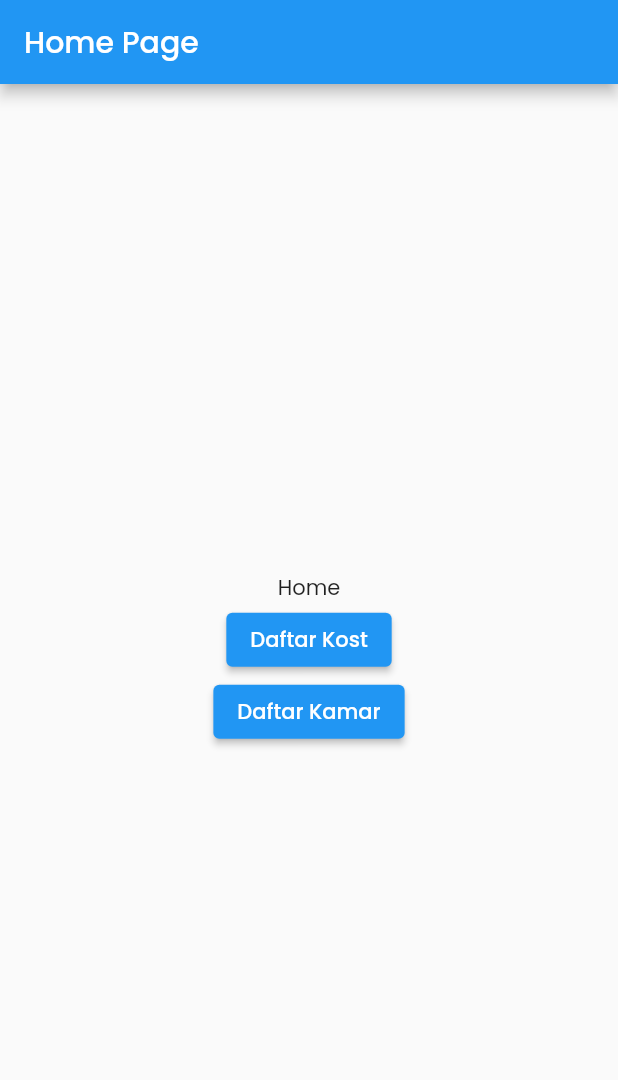
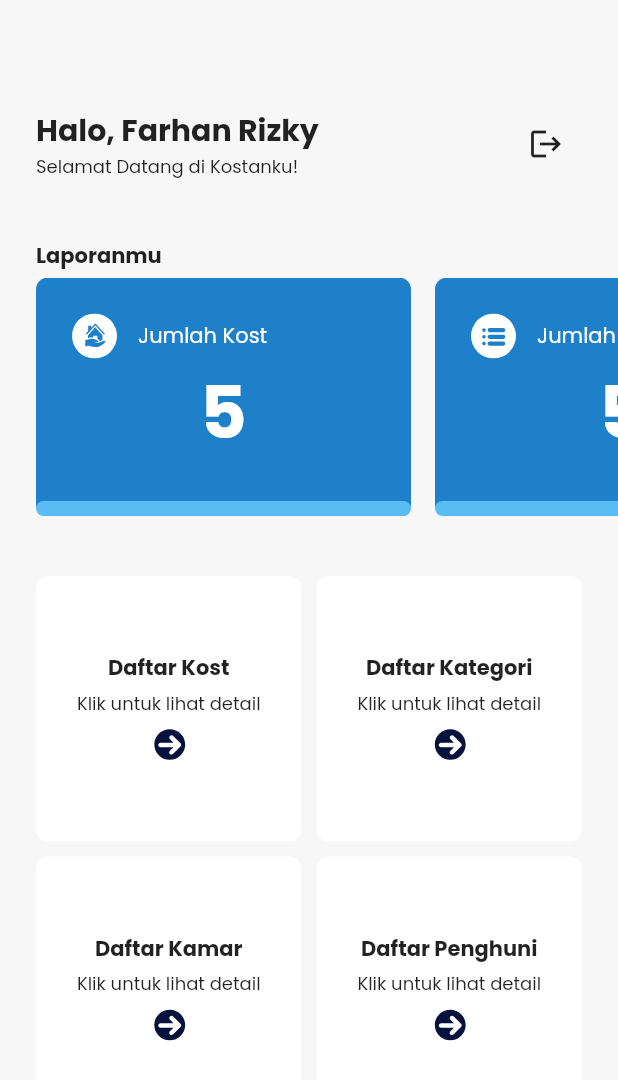
Before and after one commit to imamfirdaus-if/kostanku, a Flutter app: the screen it shows after launch, on a phone screen of 412 x 824 dp. Shown: the top 1080 px of the screen. Run offline on Flutter 3.47's test engine with Material 2 defaults, Android fonts, the light colour scheme and no system bars; our stand-ins replace flutter_svg, google_fonts, iconly.

Commit message:
customize homescreen

```diff
--- a/kostanku/lib/HomePage.dart
+++ /dev/null
@@ -1,44 +0,0 @@
-import 'package:flutter/material.dart';
-import 'package:kostanku/modules/Kamar/views/list_dataKamar_view.dart';
-import 'package:kostanku/modules/kost/views/list_kost_view.dart';
-
-class HomePage extends StatelessWidget {
-  @override
-  Widget build(BuildContext context) {
-    return Scaffold(
-      appBar: AppBar(
-        title: Text('Home Page'),
-      ),
-      body: Center(
-        child: Column(
-          mainAxisAlignment: MainAxisAlignment.center,
-          children: [
-            Text('Home'),
-            ElevatedButton(
-              onPressed: () {
-                Navigator.push(
-                  context,
-                  MaterialPageRoute(
-                    builder: (context) => const ListKostView(),
-                  ),
-                );
-              },
-              child: Text('Daftar Kost'),
-            ),
-            ElevatedButton(
-              onPressed: () {
-                Navigator.push(
-                  context,
-                  MaterialPageRoute(
-                    builder: (context) => const ListDataKamar(),
-                  ),
-                );
-              },
-              child: Text('Daftar Kamar'),
-            ),
-          ],
-        ),
-      ),
-    );
-  }
-}
--- a/kostanku/lib/main.dart
+++ b/kostanku/lib/main.dart
@@ -1,6 +1,17 @@
 import 'package:flutter/material.dart';
 import 'package:google_fonts/google_fonts.dart';
 import 'package:kostanku/modules/splashscreen/splashscreen_view.dart';
+
+class MyBehavior extends ScrollBehavior {
+  @override
+  Widget buildOverscrollIndicator(
+    BuildContext context,
+    Widget child,
+    ScrollableDetails details,
+  ) {
+    return child;
+  }
+}
 
 void main() {
   runApp(
@@ -10,6 +21,12 @@ void main() {
         textTheme: GoogleFonts.poppinsTextTheme(),
       ),
       home: SplashScreen(),
+      builder: (context, child) {
+        return ScrollConfiguration(
+          behavior: MyBehavior(),
+          child: child!,
+        );
+      },
     ),
   );
 }
--- /dev/null
+++ b/kostanku/lib/modules/home/components/grid_item.dart
@@ -0,0 +1,55 @@
+// ignore_for_file: prefer_const_constructors
+
+import 'package:flutter/material.dart';
+import 'package:flutter_svg/flutter_svg.dart';
+
+class GridItem extends StatefulWidget {
+  String title;
+  Function()? onTap;
+  GridItem({
+    Key? key,
+    required this.title,
+    this.onTap,
+  }) : super(key: key);
+
+  @override
+  State<GridItem> createState() => _GridItemState();
+}
+
+class _GridItemState extends State<GridItem> {
+  @override
+  Widget build(BuildContext context) {
+    return InkWell(
+      // splashColor: Pallete.error,
+      borderRadius: BorderRadius.circular(8),
+      onTap: widget.onTap,
+      child: Ink(
+        decoration: BoxDecoration(
+          color: Colors.white,
+          borderRadius: BorderRadius.circular(8),
+        ),
+        child: Column(
+          mainAxisAlignment: MainAxisAlignment.center,
+          children: [
+            Text(
+              widget.title,
+              style: TextStyle(
+                fontWeight: FontWeight.bold,
+              ),
+            ),
+            SizedBox(height: 4),
+            Text(
+              'Klik untuk lihat detail',
+              style: TextStyle(fontSize: 12),
+            ),
+            SizedBox(height: 4),
+            SvgPicture.asset(
+              'assets/svgs/home_grid_arrow.svg',
+              width: 30,
+            ),
+          ],
+        ),
+      ),
+    );
+  }
+}
--- /dev/null
+++ b/kostanku/lib/modules/home/components/report_item.dart
@@ -0,0 +1,88 @@
+// ignore_for_file: prefer_const_constructors
+
+import 'package:flutter/material.dart';
+import 'package:flutter_svg/flutter_svg.dart';
+import 'package:kostanku/constants/pallete.dart';
+
+class ReportItem extends StatefulWidget {
+  String iconUrl;
+  String title;
+  String number;
+  ReportItem({
+    Key? key,
+    required this.iconUrl,
+    required this.title,
+    required this.number,
+  }) : super(key: key);
+
+  @override
+  State<ReportItem> createState() => _ReportItemState();
+}
+
+class _ReportItemState extends State<ReportItem> {
+  @override
+  Widget build(BuildContext context) {
+    return Stack(
+      children: [
+        _buildPrimaryContainer(),
+        Align(
+          alignment: Alignment.bottomCenter,
+          child: _buildSecondaryContainer(),
+        )
+      ],
+    );
+  }
+
+  Widget _buildSecondaryContainer() {
+    return Container(
+      height: 10,
+      width: 250,
+      decoration: BoxDecoration(
+        color: Pallete.secondary,
+        borderRadius: BorderRadius.circular(8),
+      ),
+    );
+  }
+
+  Widget _buildPrimaryContainer() {
+    return Container(
+      width: 250,
+      decoration: BoxDecoration(
+        borderRadius: BorderRadius.circular(8),
+        color: Pallete.primary,
+      ),
+      child: Padding(
+        padding: EdgeInsets.all(24),
+        child: Column(
+          children: [
+            Row(
+              mainAxisAlignment: MainAxisAlignment.start,
+              children: [
+                SvgPicture.asset(
+                  widget.iconUrl,
+                  width: 30,
+                ),
+                SizedBox(width: 14),
+                Text(
+                  widget.title,
+                  style: TextStyle(
+                    color: Colors.white,
+                  ),
+                ),
+                SizedBox(width: 60),
+              ],
+            ),
+            Text(
+              widget.number,
+              style: TextStyle(
+                fontWeight: FontWeight.bold,
+                fontSize: 48,
+                color: Colors.white,
+              ),
+            ),
+          ],
+        ),
+      ),
+    );
+  }
+}
--- /dev/null
+++ b/kostanku/lib/modules/home/views/home_view.dart
@@ -0,0 +1,162 @@
+// ignore_for_file: prefer_const_constructors, prefer_const_literals_to_create_immutables
+
+import 'package:flutter/cupertino.dart';
+import 'package:flutter/material.dart';
+import 'package:kostanku/constants/pallete.dart';
+import 'package:kostanku/modules/Kamar/views/list_dataKamar_view.dart';
+import 'package:kostanku/modules/home/components/grid_item.dart';
+import 'package:kostanku/modules/home/components/report_item.dart';
+import 'package:kostanku/modules/kategori/views/list_kategori_view.dart';
+import 'package:kostanku/modules/kost/views/list_kost_view.dart';
+import 'package:kostanku/modules/penghuni/views/list_penghuni_view.dart';
+
+class HomeView extends StatefulWidget {
+  @override
+  State<HomeView> createState() => _HomeViewState();
+}
+
+class _HomeViewState extends State<HomeView> {
+  List<String> gridItemTitles = [
+    'Daftar Kost',
+    'Daftar Kategori',
+    'Daftar Kamar',
+    'Daftar Penghuni',
+  ];
+
+  List gridItemNavigator = [
+    ListKostView(),
+    ListKategoriView(),
+    ListDataKamar(),
+    ListPenghuniView(),
+  ];
+
+  List<String> iconUrls = [
+    'assets/svgs/jumlah_kost.svg',
+    'assets/svgs/kategori_kost.svg',
+    'assets/svgs/penghuni_kost.svg',
+    'assets/svgs/kamar_terisi.svg',
+    'assets/svgs/kamar_kosong.svg',
+  ];
+
+  @override
+  Widget build(BuildContext context) {
+    return Scaffold(
+      backgroundColor: Pallete.background,
+      body: _buildBody(),
+    );
+  }
+
+  Widget _buildBody() {
+    return Padding(
+      padding: EdgeInsets.symmetric(vertical: 72),
+      child: Column(
+        crossAxisAlignment: CrossAxisAlignment.start,
+        children: [
+          _buildWelcomeSection(),
+          SizedBox(height: 40),
+          _buildReport(),
+          SizedBox(height: 40),
+          _buildBottomSection(),
+        ],
+      ),
+    );
+  }
+
+  Widget _buildWelcomeSection() {
+    return Padding(
+      padding: const EdgeInsets.symmetric(horizontal: 24.0),
+      child: Row(
+        mainAxisAlignment: MainAxisAlignment.spaceBetween,
+        children: [
+          Column(
+            crossAxisAlignment: CrossAxisAlignment.start,
+            children: [
+              Text(
+                'Halo, Farhan Rizky',
+                style: TextStyle(
+                  fontWeight: FontWeight.bold,
+                  fontSize: 20,
+                ),
+              ),
+              Text(
+                'Selamat Datang di Kostanku!',
+                style: TextStyle(
+                  fontSize: 12,
+                ),
+              ),
+            ],
+          ),
+          IconButton(
+            onPressed: () {},
+            icon: Icon(Icons.logout),
+          ),
+        ],
+      ),
+    );
+  }
+
+  Widget _buildReport() {
+    return Flexible(
+      child: Column(
+        crossAxisAlignment: CrossAxisAlignment.start,
+        // mainAxisSize: MainAxisSize.min,
+        children: [
+          Padding(
+            padding: const EdgeInsets.symmetric(horizontal: 24.0),
+            child: Text(
+              'Laporanmu',
+              style: TextStyle(
+                fontWeight: FontWeight.bold,
+              ),
+            ),
+          ),
+          SizedBox(height: 4),
+          Flexible(
+            child: ListView.separated(
+              scrollDirection: Axis.horizontal,
+              padding: EdgeInsets.symmetric(horizontal: 24),
+              itemBuilder: (context, index) {
+                return ReportItem(
+                  iconUrl: iconUrls[index],
+                  title: 'Jumlah Kost',
+                  number: '5',
+                );
+              },
+              separatorBuilder: (context, index) {
+                return SizedBox(width: 16);
+              },
+              itemCount: 5,
+            ),
+          ),
+        ],
+      ),
+    );
+  }
+
+  Widget _buildBottomSection() {
+    return Flexible(
+      flex: 2,
+      child: GridView.count(
+        crossAxisCount: 2,
+        mainAxisSpacing: 10,
+        crossAxisSpacing: 10,
+        padding: EdgeInsets.symmetric(horizontal: 24),
+        physics: NeverScrollableScrollPhysics(),
+        children: List.generate(
+          gridItemTitles.length,
+          (index) => GridItem(
+            title: gridItemTitles[index],
+            onTap: () {
+              Navigator.push(
+                context,
+                CupertinoPageRoute(
+                  builder: (context) => gridItemNavigator[index],
+                ),
+              );
+            },
+          ),
+        ),
+      ),
+    );
+  }
+}
--- /dev/null
+++ b/kostanku/lib/modules/kategori/views/list_kategori_view.dart
@@ -0,0 +1,27 @@
+import 'package:flutter/material.dart';
+import 'package:kostanku/components/custom_appbar.dart';
+import 'package:kostanku/constants/pallete.dart';
+
+class ListKategoriView extends StatefulWidget {
+  const ListKategoriView({Key? key}) : super(key: key);
+
+  @override
+  State<ListKategoriView> createState() => _ListKategoriViewState();
+}
+
+class _ListKategoriViewState extends State<ListKategoriView> {
+  @override
+  Widget build(BuildContext context) {
+    return Scaffold(
+      backgroundColor: Pallete.background,
+      appBar: _buildAppbar(),
+    );
+  }
+
+  AppBar _buildAppbar() {
+    return CustomAppbar(
+      context: context,
+      backButton: true,
+    );
+  }
+}
--- /dev/null
+++ b/kostanku/lib/modules/penghuni/views/list_penghuni_view.dart
@@ -0,0 +1,27 @@
+import 'package:flutter/material.dart';
+import 'package:kostanku/components/custom_appbar.dart';
+import 'package:kostanku/constants/pallete.dart';
+
+class ListPenghuniView extends StatefulWidget {
+  const ListPenghuniView({Key? key}) : super(key: key);
+
+  @override
+  State<ListPenghuniView> createState() => _ListPenghuniViewState();
+}
+
+class _ListPenghuniViewState extends State<ListPenghuniView> {
+  @override
+  Widget build(BuildContext context) {
+    return Scaffold(
+      backgroundColor: Pallete.background,
+      appBar: _buildAppbar(),
+    );
+  }
+
+  AppBar _buildAppbar() {
+    return CustomAppbar(
+      context: context,
+      backButton: true,
+    );
+  }
+}
--- a/kostanku/lib/modules/splashscreen/splashscreen_view.dart
+++ b/kostanku/lib/modules/splashscreen/splashscreen_view.dart
@@ -1,7 +1,7 @@
 import 'dart:async';
 
 import 'package:flutter/material.dart';
-import 'package:kostanku/HomePage.dart';
+import 'package:kostanku/modules/home/views/home_view.dart';
 
 class SplashScreen extends StatefulWidget {
   final Color backgroundColor = Colors.white;
@@ -26,7 +26,7 @@ class _SplashScreenState extends State<SplashScreen> {
 
   void navigationPage() {
     Navigator.pushReplacement(context,
-        MaterialPageRoute(builder: (BuildContext context) => HomePage()));
+        MaterialPageRoute(builder: (BuildContext context) => HomeView()));
   }
 
   @override
@@ -34,7 +34,7 @@ class _SplashScreenState extends State<SplashScreen> {
     return Scaffold(
       body: Center(
         child: Image.asset(
-          'images/logo.png',
+          'assets/images/logo.png',
           height: 200,
           width: 200,
         ),
```
Also changed, not shown: kostanku/pubspec.yaml (+5 -2 lines), kostanku/assets/images/logo.png (renamed from kostanku/images/logo.png), kostanku/assets/images/pict1.png (renamed from kostanku/images/pict1.png), kostanku/assets/svgs/home_grid_arrow.svg (added), kostanku/assets/svgs/jumlah_kost.svg (added), kostanku/assets/svgs/kamar_kosong.svg (added), kostanku/assets/svgs/kamar_terisi.svg (added), kostanku/assets/svgs/kategori_kost.svg (added), kostanku/assets/svgs/penghuni_kost.svg (added), kostanku/pubspec.lock.
